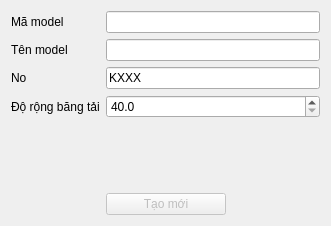
VanDuongPCB/desktop-laser-marking-system, file LMS/HxNewModelDialog.ui: the form before one commit.
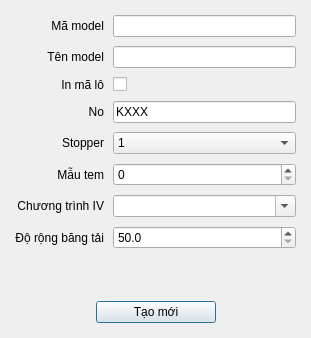
The form after the commit.

Patch:
```diff
--- a/LMS/HxNewModelDialog.ui
+++ b/LMS/HxNewModelDialog.ui
@@ -6,15 +6,82 @@
    <rect>
     <x>0</x>
     <y>0</y>
-    <width>331</width>
-    <height>226</height>
+    <width>311</width>
+    <height>338</height>
    </rect>
   </property>
   <property name="windowTitle">
    <string>Tạo model</string>
   </property>
   <layout class="QGridLayout" name="gridLayout_2">
-   <item row="5" column="0" colspan="2">
+   <property name="leftMargin">
+    <number>15</number>
+   </property>
+   <property name="topMargin">
+    <number>15</number>
+   </property>
+   <property name="rightMargin">
+    <number>15</number>
+   </property>
+   <property name="bottomMargin">
+    <number>15</number>
+   </property>
+   <property name="spacing">
+    <number>9</number>
+   </property>
+   <item row="2" column="0">
+    <widget class="QLabel" name="label_6">
+     <property name="text">
+      <string>In mã lô</string>
+     </property>
+     <property name="alignment">
+      <set>Qt::AlignmentFlag::AlignRight|Qt::AlignmentFlag::AlignTrailing|Qt::AlignmentFlag::AlignVCenter</set>
+     </property>
+    </widget>
+   </item>
+   <item row="0" column="0">
+    <widget class="QLabel" name="label_2">
+     <property name="text">
+      <string>Mã model</string>
+     </property>
+     <property name="alignment">
+      <set>Qt::AlignmentFlag::AlignRight|Qt::AlignmentFlag::AlignTrailing|Qt::AlignmentFlag::AlignVCenter</set>
+     </property>
+    </widget>
+   </item>
+   <item row="4" column="1">
+    <widget class="QComboBox" name="cbxStopper">
+     <item>
+      <property name="text">
+       <string>1</string>
+      </property>
+     </item>
+     <item>
+      <property name="text">
+       <string>2</string>
+      </property>
+     </item>
+     <item>
+      <property name="text">
+       <string>3</string>
+      </property>
+     </item>
+    </widget>
+   </item>
+   <item row="4" column="0">
+    <widget class="QLabel" name="label_5">
+     <property name="text">
+      <string>Stopper</string>
+     </property>
+     <property name="alignment">
+      <set>Qt::AlignmentFlag::AlignRight|Qt::AlignmentFlag::AlignTrailing|Qt::AlignmentFlag::AlignVCenter</set>
+     </property>
+    </widget>
+   </item>
+   <item row="0" column="1">
+    <widget class="QLineEdit" name="txtModelCode"/>
+   </item>
+   <item row="9" column="0" colspan="2">
     <layout class="QHBoxLayout" name="horizontalLayout">
      <item>
       <spacer name="horizontalSpacer">
@@ -32,7 +99,7 @@
      <item>
       <widget class="QPushButton" name="btnCreate">
        <property name="enabled">
-        <bool>false</bool>
+        <bool>true</bool>
        </property>
        <property name="minimumSize">
         <size>
@@ -60,17 +127,30 @@
      </item>
     </layout>
    </item>
-   <item row="1" column="0">
-    <widget class="QLabel" name="label">
+   <item row="7" column="0">
+    <widget class="QLabel" name="label_4">
      <property name="text">
-      <string>Tên model</string>
+      <string>Độ rộng băng tải</string>
+     </property>
+     <property name="alignment">
+      <set>Qt::AlignmentFlag::AlignRight|Qt::AlignmentFlag::AlignTrailing|Qt::AlignmentFlag::AlignVCenter</set>
+     </property>
+    </widget>
+   </item>
+   <item row="5" column="0">
+    <widget class="QLabel" name="label_7">
+     <property name="text">
+      <string>Mẫu tem</string>
+     </property>
+     <property name="alignment">
+      <set>Qt::AlignmentFlag::AlignRight|Qt::AlignmentFlag::AlignTrailing|Qt::AlignmentFlag::AlignVCenter</set>
      </property>
     </widget>
    </item>
    <item row="1" column="1">
     <widget class="QLineEdit" name="txtModelName"/>
    </item>
-   <item row="4" column="1">
+   <item row="8" column="1">
     <spacer name="verticalSpacer">
      <property name="orientation">
       <enum>Qt::Vertical</enum>
@@ -83,44 +163,30 @@
      </property>
     </spacer>
    </item>
-   <item row="2" column="0">
+   <item row="2" column="1">
+    <widget class="QCheckBox" name="chxPrintLo">
+     <property name="text">
+      <string/>
+     </property>
+    </widget>
+   </item>
+   <item row="3" column="0">
     <widget class="QLabel" name="label_3">
      <property name="text">
       <string>No</string>
      </property>
-    </widget>
-   </item>
-   <item row="0" column="0">
-    <widget class="QLabel" name="label_2">
-     <property name="text">
-      <string>Mã model</string>
+     <property name="alignment">
+      <set>Qt::AlignmentFlag::AlignRight|Qt::AlignmentFlag::AlignTrailing|Qt::AlignmentFlag::AlignVCenter</set>
      </property>
     </widget>
    </item>
-   <item row="3" column="0">
-    <widget class="QLabel" name="label_4">
-     <property name="text">
-      <string>Độ rộng băng tải</string>
-     </property>
-    </widget>
-   </item>
-   <item row="0" column="1">
-    <widget class="QLineEdit" name="txtModelCode"/>
-   </item>
-   <item row="2" column="1">
-    <widget class="QLineEdit" name="txtModelNo">
-     <property name="text">
-      <string>KXXX</string>
-     </property>
-    </widget>
-   </item>
-   <item row="3" column="1">
+   <item row="7" column="1">
     <widget class="QDoubleSpinBox" name="spxCvWidth">
      <property name="decimals">
       <number>1</number>
      </property>
      <property name="minimum">
-      <double>40.000000000000000</double>
+      <double>50.000000000000000</double>
      </property>
      <property name="maximum">
       <double>300.000000000000000</double>
@@ -130,6 +196,47 @@
      </property>
     </widget>
    </item>
+   <item row="3" column="1">
+    <widget class="QLineEdit" name="txtModelNo">
+     <property name="text">
+      <string>KXXX</string>
+     </property>
+    </widget>
+   </item>
+   <item row="1" column="0">
+    <widget class="QLabel" name="label">
+     <property name="text">
+      <string>Tên model</string>
+     </property>
+     <property name="alignment">
+      <set>Qt::AlignmentFlag::AlignRight|Qt::AlignmentFlag::AlignTrailing|Qt::AlignmentFlag::AlignVCenter</set>
+     </property>
+    </widget>
+   </item>
+   <item row="6" column="0">
+    <widget class="QLabel" name="label_8">
+     <property name="text">
+      <string>Chương trình IV</string>
+     </property>
+     <property name="alignment">
+      <set>Qt::AlignmentFlag::AlignRight|Qt::AlignmentFlag::AlignTrailing|Qt::AlignmentFlag::AlignVCenter</set>
+     </property>
+    </widget>
+   </item>
+   <item row="6" column="1">
+    <widget class="QComboBox" name="cbxIV">
+     <property name="editable">
+      <bool>true</bool>
+     </property>
+    </widget>
+   </item>
+   <item row="5" column="1">
+    <widget class="QSpinBox" name="spxDesign">
+     <property name="maximum">
+      <number>1999</number>
+     </property>
+    </widget>
+   </item>
   </layout>
  </widget>
  <resources/>
```
Left out of the diff: 6 changed lines with no effect on the pictures.
